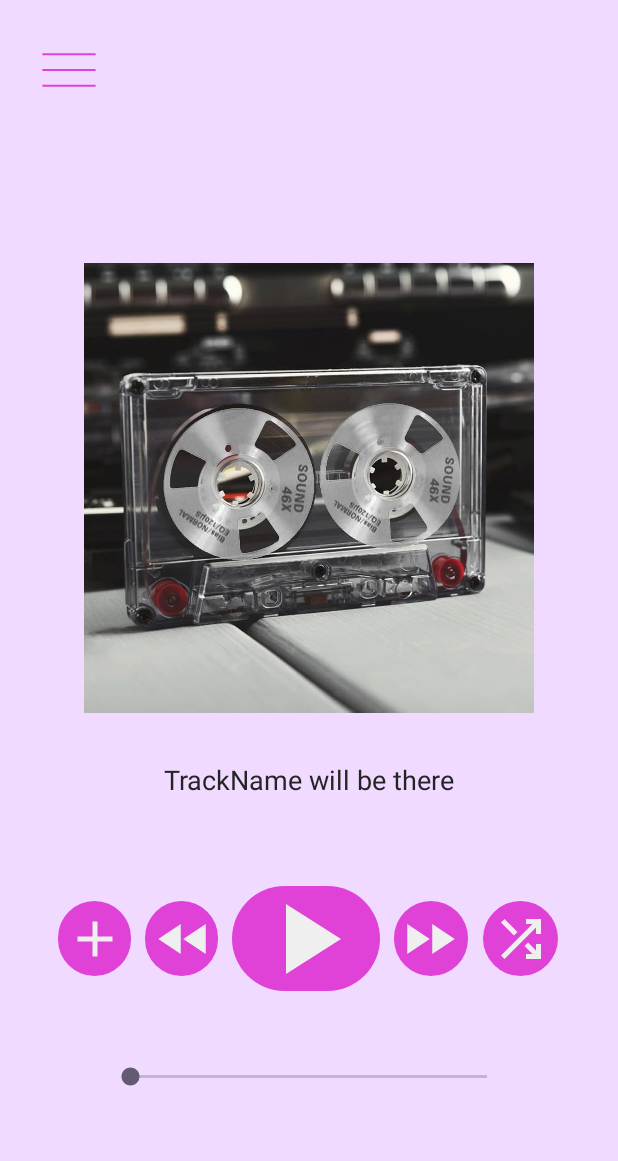
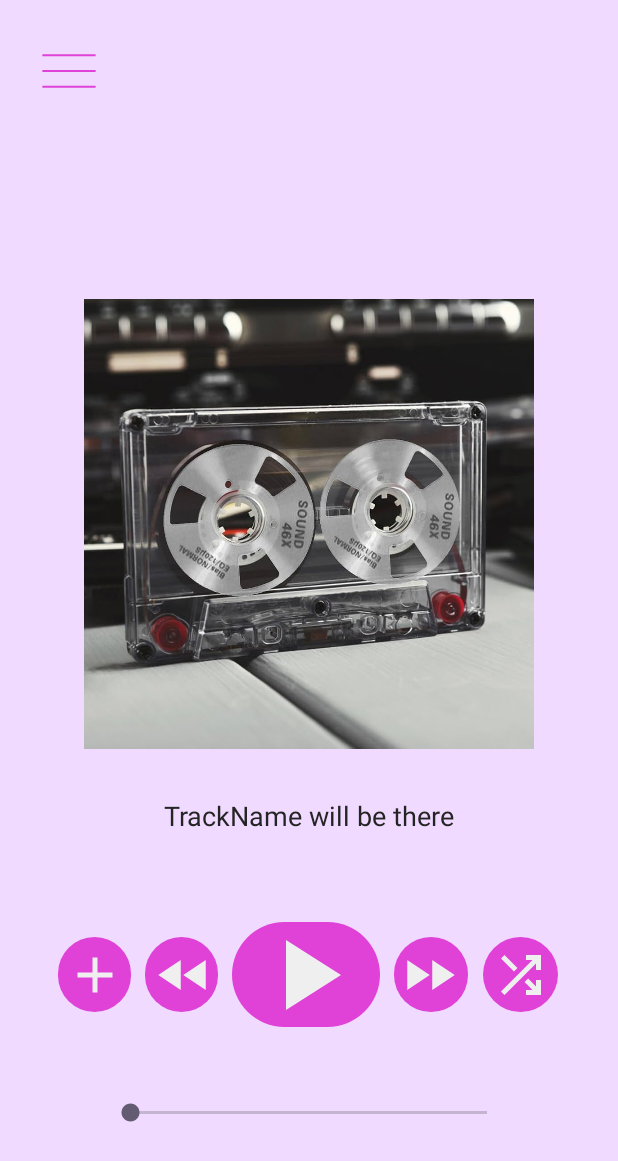
Before and after one commit to raaveinm/ramp, an Android app: the screen it shows after launch (MainActivity), on a phone screen of 412 x 824 dp. Shown: the top 1161 px of the screen. Run offline under Robolectric (Android 15) with nearby library versions, the light colour scheme and no system bars.

Commit message:
Java replaced to new branch

```diff
--- a/app/src/main/java/com/raaveinm/ramp/MainActivity.java
+++ b/app/src/main/java/com/raaveinm/ramp/MainActivity.java
@@ -36,11 +36,10 @@ import java.io.IOException;
  * 1. How to export value of playPauseStatus to another lifeCycle? (solved)
  * 2. How to Import media from local storage?
  * 3. How to Create media query?
- * 4. How to optimize usage of resources?
+ * 4. How to optimize usage of resources? - transmit to kotlin
  * 5. Why did it throws error, if declaration was made in commented section? (solved)
- * 6. How to create app logo?
+ * 6. How to create app logo? (solved)
  * 7. How to make smooth transition in two photos or smooth disappearing of button (for example)?
- * 8. RecyclerView     com.raaveinm.ramp       E  No adapter attached; skipping layout
  * 9. How to get Track Info?
  */
 
--- a/app/src/main/res/layout/activity_main.xml
+++ b/app/src/main/res/layout/activity_main.xml
@@ -7,6 +7,22 @@
     android:layout_height="match_parent"
     tools:context=".MainActivity">
 
+    <ImageButton
+        android:id="@+id/ButtonMenu"
+        android:layout_width="wrap_content"
+        android:layout_height="wrap_content"
+        android:soundEffectsEnabled="false"
+        android:visibility="visible"
+
+        app:layout_constraintBottom_toBottomOf="parent"
+        app:layout_constraintEnd_toEndOf="parent"
+        app:layout_constraintHorizontal_bias="0.045"
+        app:layout_constraintStart_toStartOf="parent"
+        app:layout_constraintTop_toTopOf="parent"
+        app:layout_constraintVertical_bias="0.023"
+        app:srcCompat="@drawable/menu_20px"
+        android:background="@color/transparent"/>
+
     <androidx.fragment.app.FragmentContainerView
         android:id="@+id/fragmentContainerView"
         android:name="com.raaveinm.ramp.PlayerFragment"
@@ -14,8 +30,6 @@
         android:layout_height="776dp"
         app:layout_constraintBottom_toBottomOf="parent"
         app:layout_constraintEnd_toEndOf="parent"
-        app:layout_constraintHorizontal_bias="0.666"
         app:layout_constraintStart_toStartOf="parent"
-        app:layout_constraintTop_toTopOf="parent"
-        app:layout_constraintVertical_bias="0.0" />
+        app:layout_constraintTop_toTopOf="parent" />
 </androidx.constraintlayout.widget.ConstraintLayout>
--- a/app/src/main/res/layout/fragment_player.xml
+++ b/app/src/main/res/layout/fragment_player.xml
@@ -21,21 +21,7 @@
 
             tools:ignore="MissingConstraints" />
 
-        <ImageButton
-            android:id="@+id/ButtonMenu"
-            android:layout_width="wrap_content"
-            android:layout_height="wrap_content"
-            android:soundEffectsEnabled="false"
-            android:visibility="visible"
 
-            app:layout_constraintBottom_toBottomOf="parent"
-            app:layout_constraintEnd_toEndOf="parent"
-            app:layout_constraintHorizontal_bias="0.045"
-            app:layout_constraintStart_toStartOf="parent"
-            app:layout_constraintTop_toTopOf="parent"
-            app:layout_constraintVertical_bias="0.023"
-            app:srcCompat="@drawable/menu_20px"
-            android:background="@color/transparent"/>
 
         <SeekBar
             android:id="@+id/seekBar"
```
